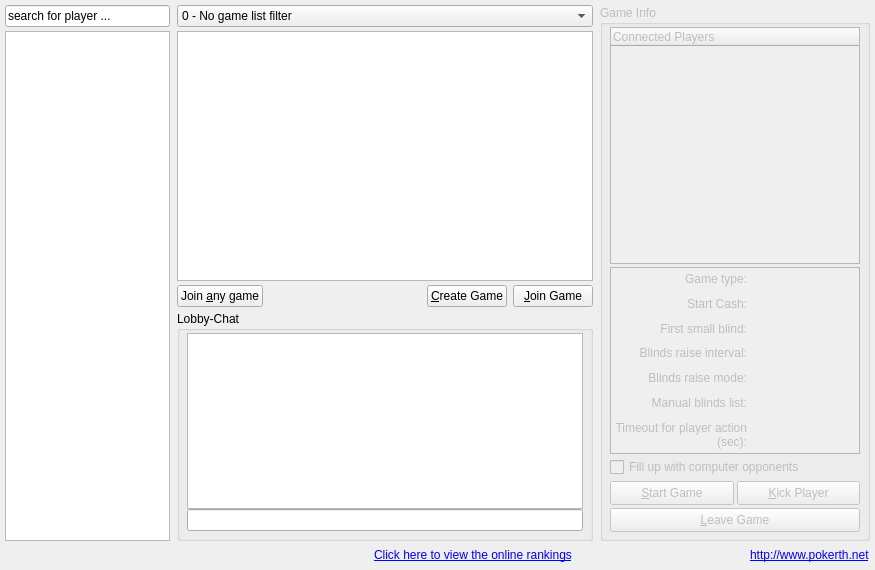
Above: src/gui/qt/gamelobbydialog.ui from pokerth/pokerth before the change. Below: the same form after it.
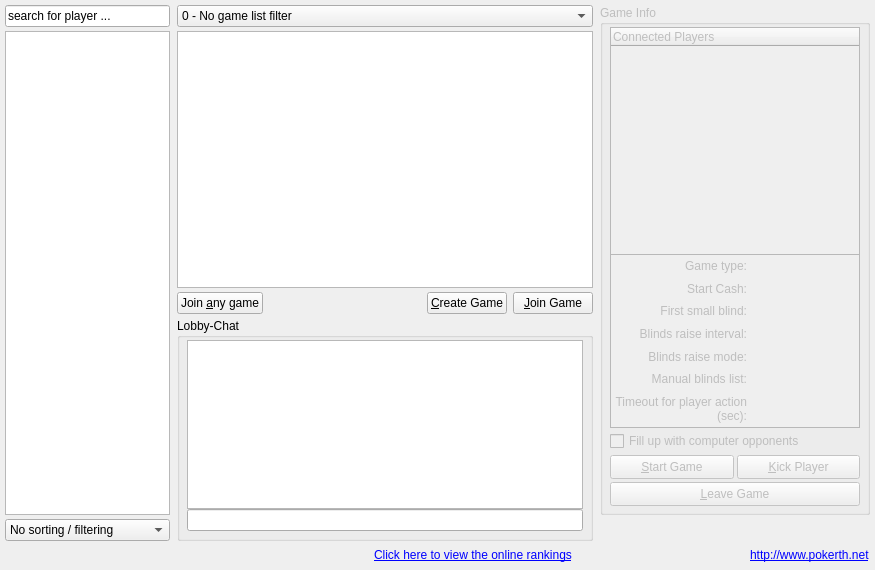
That is the form after the change. Icons and pictures are not drawn.

Commit message: lobby: add sort by flag option, align player names in available players list

What changed in the file:
```diff
--- a/src/gui/qt/gamelobbydialog.ui
+++ b/src/gui/qt/gamelobbydialog.ui
@@ -175,7 +175,7 @@
            <x>0</x>
            <y>0</y>
            <width>248</width>
-           <height>178</height>
+           <height>170</height>
           </rect>
          </property>
          <layout class="QGridLayout" name="gridLayout">
@@ -672,12 +672,12 @@
      </item>
     </layout>
    </item>
-   <item row="3" column="1">
+   <item row="3" column="1" rowspan="2">
     <widget class="QGroupBox" name="groupBox_lobbyChat">
      <property name="minimumSize">
       <size>
        <width>400</width>
-       <height>0</height>
+       <height>223</height>
       </size>
      </property>
      <property name="maximumSize">
@@ -714,7 +714,7 @@
      </layout>
     </widget>
    </item>
-   <item row="4" column="0" colspan="3">
+   <item row="5" column="0" colspan="3">
     <layout class="QHBoxLayout">
      <item>
       <widget class="QLabel" name="label_connectedPlayersCounter">
@@ -842,6 +842,25 @@
      </property>
     </widget>
    </item>
+   <item row="4" column="0">
+    <widget class="QComboBox" name="comboBox_nickListFilter">
+     <item>
+      <property name="text">
+       <string>No sorting / filtering</string>
+      </property>
+     </item>
+     <item>
+      <property name="text">
+       <string>Sort by flag</string>
+      </property>
+     </item>
+     <item>
+      <property name="text">
+       <string>Filter idle players</string>
+      </property>
+     </item>
+    </widget>
+   </item>
   </layout>
  </widget>
  <tabstops>
```
The commit also changes 10 other files.
